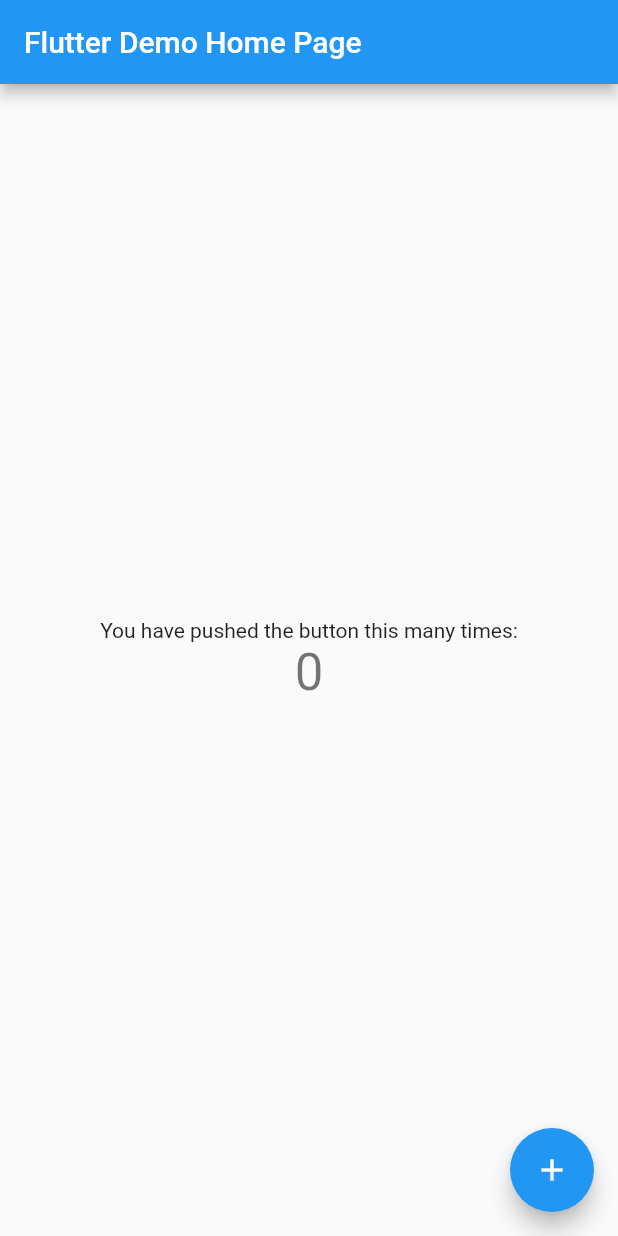
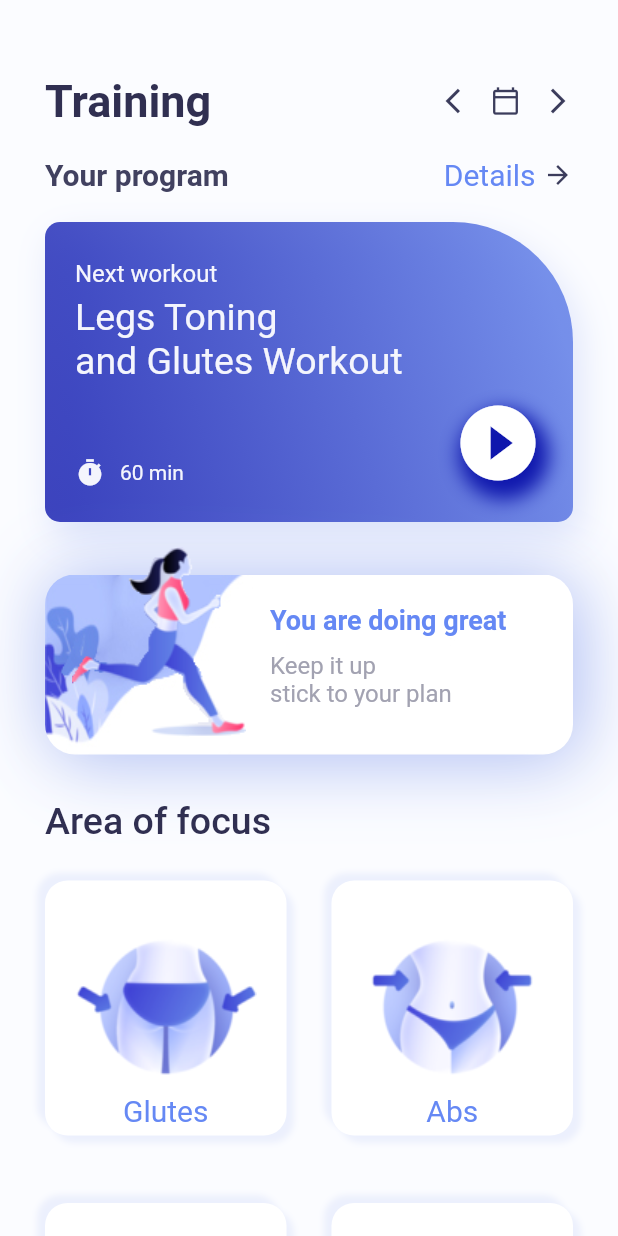
Before and after one commit to yousufCse/video_player-_app, a Flutter app: the screen it shows after launch, on a phone screen of 412 x 824 dp. Run offline on Flutter 3.47's test engine with Material 2 defaults, Android fonts, the phone set to English and light mode, and no system bars.

Commit message:
Create home screen

```diff
--- /dev/null
+++ b/lib/core/uitls/colors.dart
@@ -0,0 +1,22 @@
+import 'dart:ui';
+
+class AppColor {
+  static Color homePageBackground = const Color(0xFFfbfcff);
+  static Color gradientFirst = const Color(0xff0f17ad);
+  static Color gradientSecond = const Color(0xFF6985e8);
+  static Color homePageTitle = const Color(0xFF302f51);
+  static Color homePageSubtitle = const Color(0xFF414160);
+  static Color homePageDetail = const Color(0xFF6588f4);
+  static Color homePageIcons = const Color(0xFF3b3c5c);
+  static Color homePageContainerTextSmall = const Color(0xFFf4f5fd);
+  static Color homePageContainerTextBig = const Color(0xFFffffff);
+  static Color homePagePlanColor = const Color(0xFFa2a2b1);
+  static Color secondPageTopIconColor = const Color(0xFFb7bce8);
+  static Color secondPageTitleColor = const Color(0xFFfefeff);
+  static Color secondPageContainerGradient1stColor = const Color(0xFF5564d8);
+  static Color secondPageContainerGradient2ndColor = const Color(0xFF6279dc);
+  static Color secondPageIconColor = const Color(0xFFfafafe);
+  static Color loopColor = const Color(0xFF6d8dea);
+  static Color setsColor = const Color(0xFF9999a9);
+  static Color circuitsColor = const Color(0xFF2f2f51);
+}
--- /dev/null
+++ b/lib/features/home/pages/home_page.dart
@@ -0,0 +1,383 @@
+import 'dart:convert';
+
+import 'package:flutter/material.dart';
+import 'package:flutter/services.dart';
+import 'package:video_player_app/core/uitls/colors.dart';
+
+class HomePage extends StatefulWidget {
+  const HomePage({Key? key}) : super(key: key);
+
+  @override
+  _HomePageState createState() => _HomePageState();
+}
+
+class _HomePageState extends State<HomePage> {
+  List info = [];
+  _initData() async {
+    final String infoString = await rootBundle.loadString('json/info.json');
+    final data = await jsonDecode(infoString);
+
+    setState(() {
+      info = data;
+    });
+  }
+
+  @override
+  void initState() {
+    super.initState();
+    _initData();
+  }
+
+  @override
+  Widget build(BuildContext context) {
+    return Scaffold(
+      backgroundColor: AppColor.homePageBackground,
+      body: SizedBox(
+        child: Container(
+          padding: const EdgeInsets.only(top: 50, left: 30, right: 30),
+          child: Column(
+            children: [
+              // AppBar
+              Row(
+                children: [
+                  Text(
+                    'Training',
+                    style: TextStyle(
+                      fontSize: 30,
+                      color: AppColor.homePageTitle,
+                      fontWeight: FontWeight.w700,
+                    ),
+                  ),
+                  Expanded(child: Container()),
+                  Icon(
+                    Icons.arrow_back_ios,
+                    size: 20,
+                    color: AppColor.homePageIcons,
+                  ),
+                  SizedBox(width: 10),
+                  Icon(
+                    Icons.calendar_today_outlined,
+                    size: 20,
+                    color: AppColor.homePageIcons,
+                  ),
+                  SizedBox(width: 15),
+                  Icon(
+                    Icons.arrow_forward_ios,
+                    size: 20,
+                    color: AppColor.homePageIcons,
+                  )
+                ],
+              ),
+              const SizedBox(height: 20),
+
+              // Sub Title
+              Row(
+                children: [
+                  Text(
+                    'Your program',
+                    style: TextStyle(
+                      fontSize: 20,
+                      fontWeight: FontWeight.w700,
+                      color: AppColor.homePageSubtitle,
+                    ),
+                  ),
+                  Expanded(child: Container()),
+                  Text(
+                    'Details',
+                    style: TextStyle(
+                      fontSize: 20,
+                      color: AppColor.homePageDetail,
+                    ),
+                  ),
+                  SizedBox(width: 5),
+                  Icon(
+                    Icons.arrow_forward,
+                    size: 20,
+                    color: AppColor.homePageIcons,
+                  )
+                ],
+              ),
+
+              const SizedBox(height: 20),
+
+              Container(
+                width: MediaQuery.of(context).size.width,
+                height: 200,
+                decoration: BoxDecoration(
+                  gradient: LinearGradient(
+                    begin: Alignment.bottomLeft,
+                    end: Alignment.centerRight,
+                    colors: [
+                      AppColor.gradientFirst.withOpacity(0.8),
+                      AppColor.gradientSecond.withOpacity(0.9),
+                    ],
+                  ),
+                  boxShadow: [
+                    BoxShadow(
+                      offset: Offset(5, 10),
+                      blurRadius: 20,
+                      color: AppColor.gradientSecond.withOpacity(0.2),
+                    ),
+                  ],
+                  borderRadius: BorderRadius.only(
+                    topLeft: Radius.circular(10),
+                    bottomLeft: Radius.circular(10),
+                    bottomRight: Radius.circular(10),
+                    topRight: Radius.circular(80),
+                  ),
+                ),
+                child: Container(
+                  padding: const EdgeInsets.only(left: 20, top: 25, right: 20),
+                  child: Column(
+                    crossAxisAlignment: CrossAxisAlignment.start,
+                    children: [
+                      Text(
+                        'Next workout',
+                        style: TextStyle(
+                          fontSize: 16,
+                          color: AppColor.homePageContainerTextSmall,
+                        ),
+                      ),
+                      const SizedBox(height: 5),
+                      Text(
+                        'Legs Toning\nand Glutes Workout',
+                        style: TextStyle(
+                          fontSize: 25,
+                          color: AppColor.homePageContainerTextSmall,
+                        ),
+                      ),
+                      const SizedBox(height: 10),
+                      Row(
+                        crossAxisAlignment: CrossAxisAlignment.end,
+                        children: [
+                          Row(
+                            children: [
+                              Icon(
+                                Icons.timer,
+                                size: 20,
+                                color: AppColor.homePageContainerTextSmall,
+                              ),
+                              const SizedBox(width: 10),
+                              Text(
+                                '60 min',
+                                style: TextStyle(
+                                    fontSize: 14,
+                                    color: AppColor.homePageContainerTextSmall),
+                              ),
+                            ],
+                          ),
+                          Expanded(child: Container()),
+                          Container(
+                            decoration: BoxDecoration(boxShadow: [
+                              BoxShadow(
+                                color: AppColor.gradientFirst,
+                                blurRadius: 10,
+                                offset: const Offset(4, 8),
+                              ),
+                            ], borderRadius: BorderRadius.circular(60)),
+                            child: const Icon(
+                              Icons.play_circle_fill,
+                              color: Colors.white,
+                              size: 60,
+                            ),
+                          ),
+                        ],
+                      ),
+                    ],
+                  ),
+                ),
+              ),
+
+              SizedBox(height: 5),
+              Container(
+                height: 180,
+                width: MediaQuery.of(context).size.width,
+                child: Stack(
+                  children: [
+                    Container(
+                      margin: EdgeInsets.only(top: 30),
+                      width: MediaQuery.of(context).size.width,
+                      height: 120,
+                      decoration: BoxDecoration(
+                        borderRadius: BorderRadius.circular(20),
+                        image: DecorationImage(
+                          image: AssetImage('assets/images/card.jpg'),
+                          fit: BoxFit.fill,
+                        ),
+                        boxShadow: [
+                          BoxShadow(
+                            blurRadius: 40,
+                            offset: Offset(8, 10),
+                            color: AppColor.gradientSecond.withOpacity(0.3),
+                          ),
+                          BoxShadow(
+                            blurRadius: 40,
+                            offset: Offset(-1, -5),
+                            color: AppColor.gradientSecond.withOpacity(0.3),
+                          ),
+                        ],
+                      ),
+                    ),
+                    Container(
+                      width: MediaQuery.of(context).size.width,
+                      height: 200,
+                      margin: EdgeInsets.only(right: 200, bottom: 30),
+                      decoration: BoxDecoration(
+                        image: DecorationImage(
+                            image: AssetImage('assets/images/figure.png')),
+                      ),
+                    ),
+                    Container(
+                      width: double.maxFinite,
+                      height: 100,
+                      margin: const EdgeInsets.only(left: 150, top: 50),
+                      child: Column(
+                        crossAxisAlignment: CrossAxisAlignment.start,
+                        children: [
+                          Text(
+                            'You are doing great',
+                            style: TextStyle(
+                              fontSize: 18,
+                              fontWeight: FontWeight.bold,
+                              color: AppColor.homePageDetail,
+                            ),
+                          ),
+                          const SizedBox(height: 10),
+                          RichText(
+                            text: TextSpan(
+                              text: 'Keep it up\n',
+                              style: TextStyle(
+                                color: AppColor.homePagePlanColor,
+                                fontSize: 16,
+                              ),
+                              children: [
+                                TextSpan(
+                                  text: 'stick to your plan',
+                                ),
+                              ],
+                            ),
+                          ),
+                        ],
+                      ),
+                    ),
+                  ],
+                ),
+              ),
+
+              Row(
+                children: [
+                  Text(
+                    'Area of focus',
+                    textAlign: TextAlign.center,
+                    style: TextStyle(
+                        fontSize: 25,
+                        fontWeight: FontWeight.w500,
+                        color: AppColor.homePageTitle),
+                  )
+                ],
+              ),
+              SizedBox(height: 10),
+              Expanded(
+                child: OverflowBox(
+                  maxWidth: MediaQuery.of(context).size.width,
+                  child: ListView.builder(
+                    padding: EdgeInsets.zero,
+                    itemCount: (info.length.toDouble() / 2).toInt(),
+                    itemBuilder: (_, i) {
+                      int a = 2 * i;
+                      int b = 2 * i + 1;
+                      return Row(
+                        mainAxisAlignment: MainAxisAlignment.center,
+                        children: [
+                          Container(
+                            margin: EdgeInsets.only(bottom: 30, top: 15),
+                            height: 170,
+                            width: (MediaQuery.of(context).size.width - 90) / 2,
+                            padding: EdgeInsets.only(bottom: 5),
+                            decoration: BoxDecoration(
+                              color: Colors.white,
+                              borderRadius: BorderRadius.circular(15),
+                              image: DecorationImage(
+                                image: AssetImage(
+                                  info[a]['img'],
+                                ),
+                              ),
+                              boxShadow: [
+                                BoxShadow(
+                                  blurRadius: 3,
+                                  offset: Offset(5, 5),
+                                  color:
+                                      AppColor.gradientSecond.withOpacity(0.1),
+                                ),
+                                BoxShadow(
+                                  blurRadius: 3,
+                                  offset: Offset(-5, -5),
+                                  color:
+                                      AppColor.gradientSecond.withOpacity(0.1),
+                                ),
+                              ],
+                            ),
+                            child: Align(
+                              alignment: Alignment.bottomCenter,
+                              child: Text(
+                                info[a]['title'],
+                                style: TextStyle(
+                                  fontSize: 20,
+                                  color: AppColor.homePageDetail,
+                                ),
+                              ),
+                            ),
+                          ),
+                          SizedBox(width: 30),
+                          Container(
+                            margin: EdgeInsets.only(bottom: 30, top: 15),
+                            height: 170,
+                            width: (MediaQuery.of(context).size.width - 90) / 2,
+                            padding: EdgeInsets.only(bottom: 5),
+                            decoration: BoxDecoration(
+                              color: Colors.white,
+                              borderRadius: BorderRadius.circular(15),
+                              image: DecorationImage(
+                                image: AssetImage(
+                                  info[b]['img'],
+                                ),
+                              ),
+                              boxShadow: [
+                                BoxShadow(
+                                  blurRadius: 3,
+                                  offset: Offset(5, 5),
+                                  color:
+                                      AppColor.gradientSecond.withOpacity(0.1),
+                                ),
+                                BoxShadow(
+                                  blurRadius: 3,
+                                  offset: Offset(-5, -5),
+                                  color:
+                                      AppColor.gradientSecond.withOpacity(0.1),
+                                ),
+                              ],
+                            ),
+                            child: Align(
+                              alignment: Alignment.bottomCenter,
+                              child: Text(
+                                info[b]['title'],
+                                style: TextStyle(
+                                  fontSize: 20,
+                                  color: AppColor.homePageDetail,
+                                ),
+                              ),
+                            ),
+                          ),
+                        ],
+                      );
+                    },
+                  ),
+                ),
+              ),
+            ],
+          ),
+        ),
+      ),
+    );
+  }
+}
--- a/lib/main.dart
+++ b/lib/main.dart
@@ -1,4 +1,5 @@
 import 'package:flutter/material.dart';
+import 'package:video_player_app/features/home/pages/home_page.dart';
 
 void main() {
   runApp(const MyApp());
@@ -12,104 +13,9 @@ class MyApp extends StatelessWidget {
   Widget build(BuildContext context) {
     return MaterialApp(
       title: 'Flutter Demo',
-      theme: ThemeData(
-        // This is the theme of your application.
-        //
-        // Try running your application with "flutter run". You'll see the
-        // application has a blue toolbar. Then, without quitting the app, try
-        // changing the primarySwatch below to Colors.green and then invoke
-        // "hot reload" (press "r" in the console where you ran "flutter run",
-        // or simply save your changes to "hot reload" in a Flutter IDE).
-        // Notice that the counter didn't reset back to zero; the application
-        // is not restarted.
-        primarySwatch: Colors.blue,
-      ),
-      home: const MyHomePage(title: 'Flutter Demo Home Page'),
+      debugShowCheckedModeBanner: false,
+      theme: ThemeData(primarySwatch: Colors.blue),
+      home: HomePage(),
     );
   }
 }
-
-class MyHomePage extends StatefulWidget {
-  const MyHomePage({Key? key, required this.title}) : super(key: key);
-
-  // This widget is the home page of your application. It is stateful, meaning
-  // that it has a State object (defined below) that contains fields that affect
-  // how it looks.
-
-  // This class is the configuration for the state. It holds the values (in this
-  // case the title) provided by the parent (in this case the App widget) and
-  // used by the build method of the State. Fields in a Widget subclass are
-  // always marked "final".
-
-  final String title;
-
-  @override
-  State<MyHomePage> createState() => _MyHomePageState();
-}
-
-class _MyHomePageState extends State<MyHomePage> {
-  int _counter = 0;
-
-  void _incrementCounter() {
-    setState(() {
-      // This call to setState tells the Flutter framework that something has
-      // changed in this State, which causes it to rerun the build method below
-      // so that the display can reflect the updated values. If we changed
-      // _counter without calling setState(), then the build method would not be
-      // called again, and so nothing would appear to happen.
-      _counter++;
-    });
-  }
-
-  @override
-  Widget build(BuildContext context) {
-    // This method is rerun every time setState is called, for instance as done
-    // by the _incrementCounter method above.
-    //
-    // The Flutter framework has been optimized to make rerunning build methods
-    // fast, so that you can just rebuild anything that needs updating rather
-    // than having to individually change instances of widgets.
-    return Scaffold(
-      appBar: AppBar(
-        // Here we take the value from the MyHomePage object that was created by
-        // the App.build method, and use it to set our appbar title.
-        title: Text(widget.title),
-      ),
-      body: Center(
-        // Center is a layout widget. It takes a single child and positions it
-        // in the middle of the parent.
-        child: Column(
-          // Column is also a layout widget. It takes a list of children and
-          // arranges them vertically. By default, it sizes itself to fit its
-          // children horizontally, and tries to be as tall as its parent.
-          //
-          // Invoke "debug painting" (press "p" in the console, choose the
-          // "Toggle Debug Paint" action from the Flutter Inspector in Android
-          // Studio, or the "Toggle Debug Paint" command in Visual Studio Code)
-          // to see the wireframe for each widget.
-          //
-          // Column has various properties to control how it sizes itself and
-          // how it positions its children. Here we use mainAxisAlignment to
-          // center the children vertically; the main axis here is the vertical
-          // axis because Columns are vertical (the cross axis would be
-          // horizontal).
-          mainAxisAlignment: MainAxisAlignment.center,
-          children: <Widget>[
-            const Text(
-              'You have pushed the button this many times:',
-            ),
-            Text(
-              '$_counter',
-              style: Theme.of(context).textTheme.headline4,
-            ),
-          ],
-        ),
-      ),
-      floatingActionButton: FloatingActionButton(
-        onPressed: _incrementCounter,
-        tooltip: 'Increment',
-        child: const Icon(Icons.add),
-      ), // This trailing comma makes auto-formatting nicer for build methods.
-    );
-  }
-}
--- a/pubspec.yaml
+++ b/pubspec.yaml
@@ -58,9 +58,9 @@ flutter:
   uses-material-design: true
 
   # To add assets to your application, add an assets section, like this:
-  # assets:
-  #   - images/a_dot_burr.jpeg
-  #   - images/a_dot_ham.jpeg
+  assets:
+    - assets/images/
+    - json/
 
   # An image asset can refer to one or more resolution-specific "variants", see
   # https://flutter.dev/assets-and-images/#resolution-aware.
```
Also changed, not shown: json/info.json (added, +22 -0 lines), json/videoinfo.json (added, +27 -0 lines), assets/images/card.jpg (added), assets/images/card.png (added), assets/images/ex1.png (added), assets/images/ex2.png (added), assets/images/ex3.png (added), assets/images/ex4.png (added), assets/images/figure.png (added), assets/images/figure1.png (added), assets/images/squat1.jpg (added), assets/images/squat2.jpg (added), assets/images/squat3.jpg (added), assets/images/squat4.jpg (added).
